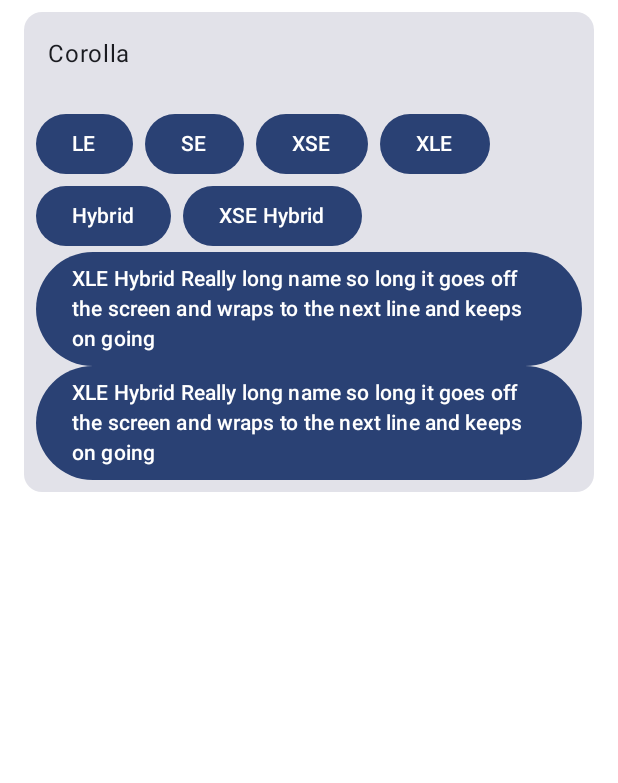
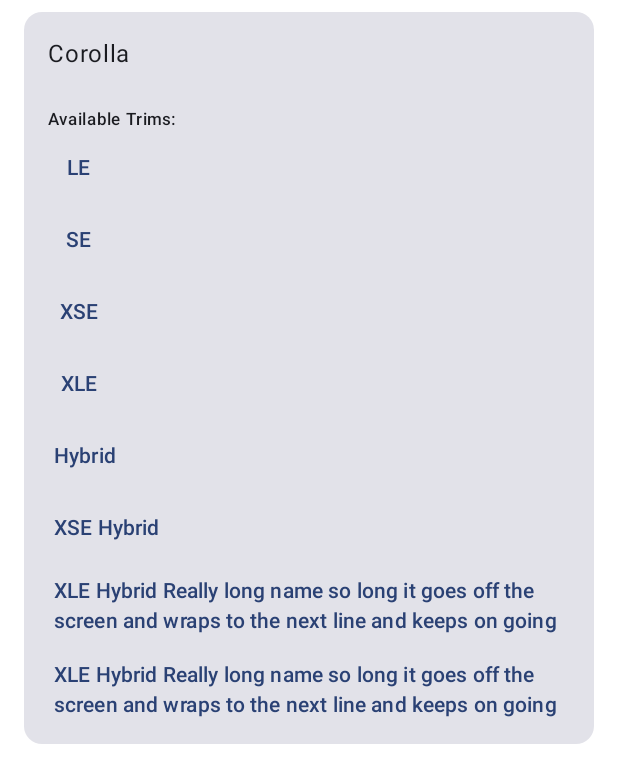
Before and after one commit to PaulKlauser/cars-android, an Android app built with Jetpack Compose: the @Preview function ModelRowPreviewExpanded, on a phone screen of 412 x 824 dp. Shown: the top 783 px of the screen. Run offline under Robolectric (Android 15) with nearby library versions, the phone set to English and light mode, and no system bars; network calls fail.

Commit message:
Model row design updates

```diff
--- a/app/src/main/java/com/paulklauser/cars/models/ModelRow.kt
+++ b/app/src/main/java/com/paulklauser/cars/models/ModelRow.kt
@@ -1,22 +1,24 @@
 package com.paulklauser.cars.models
 
 import androidx.compose.foundation.layout.Arrangement
-import androidx.compose.foundation.layout.ExperimentalLayoutApi
-import androidx.compose.foundation.layout.FlowRow
+import androidx.compose.foundation.layout.Column
+import androidx.compose.foundation.layout.Row
 import androidx.compose.foundation.layout.Spacer
 import androidx.compose.foundation.layout.fillMaxWidth
 import androidx.compose.foundation.layout.padding
 import androidx.compose.foundation.layout.width
-import androidx.compose.material3.Button
 import androidx.compose.material3.Card
+import androidx.compose.material3.MaterialTheme
 import androidx.compose.material3.Text
+import androidx.compose.material3.TextButton
 import androidx.compose.runtime.Composable
 import androidx.compose.ui.Modifier
+import androidx.compose.ui.res.stringResource
 import androidx.compose.ui.tooling.preview.Preview
 import androidx.compose.ui.unit.dp
+import com.paulklauser.cars.R
 import com.paulklauser.cars.ui.theme.CarsTheme
 
-@OptIn(ExperimentalLayoutApi::class)
 @Composable
 fun ModelRow(
     item: ModelRowItem,
@@ -35,12 +37,23 @@ fun ModelRow(
             modifier = Modifier.padding(16.dp)
         )
         if (expanded) {
-            FlowRow(modifier = Modifier.padding(8.dp), verticalArrangement = Arrangement.Center) {
+            Column(
+                modifier = Modifier.padding(8.dp),
+                verticalArrangement = Arrangement.spacedBy(0.dp)
+            ) {
+                Row {
+                    Spacer(modifier = Modifier.width(8.dp))
+                    Text(
+                        text = stringResource(R.string.available_trims),
+                        style = MaterialTheme.typography.labelSmall
+                    )
+                }
                 item.trims.forEach { trim ->
-                    Button(onClick = { onTrimSelected(trim.id) }) {
+                    TextButton(
+                        onClick = { onTrimSelected(trim.id) },
+                    ) {
                         Text(text = trim.description)
                     }
-                    Spacer(modifier = Modifier.width(8.dp))
                 }
             }
         }
--- a/app/src/main/res/values/strings.xml
+++ b/app/src/main/res/values/strings.xml
@@ -1,3 +1,4 @@
 <resources>
     <string name="app_name">Cars!</string>
+    <string name="available_trims">Available Trims:</string>
 </resources>
```
